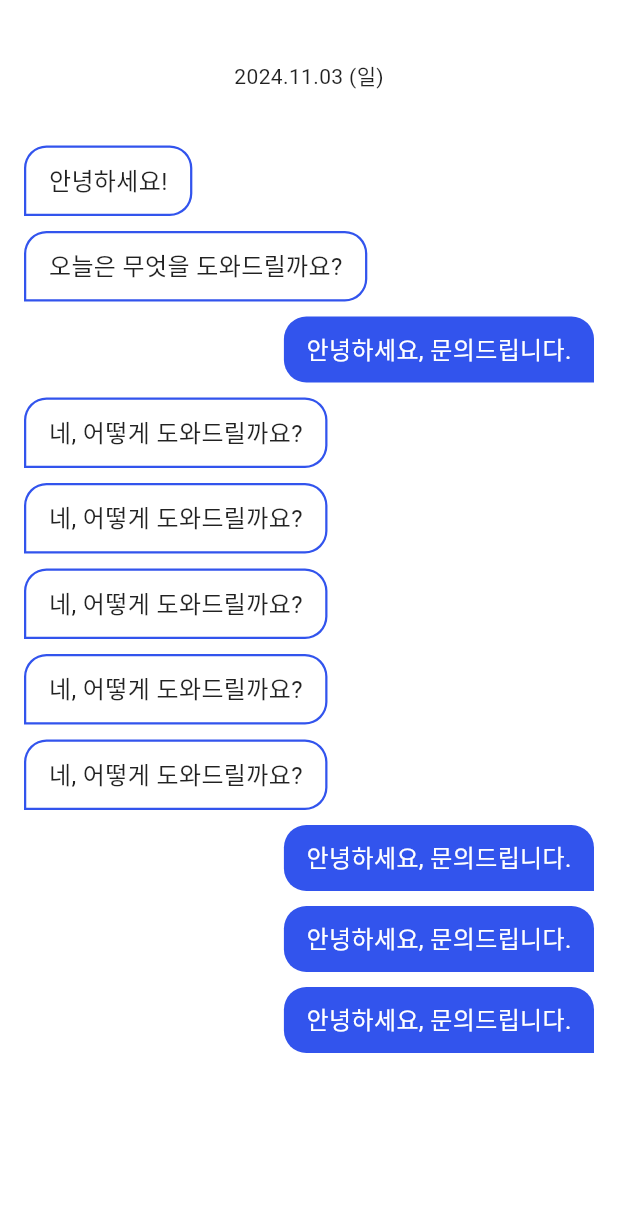
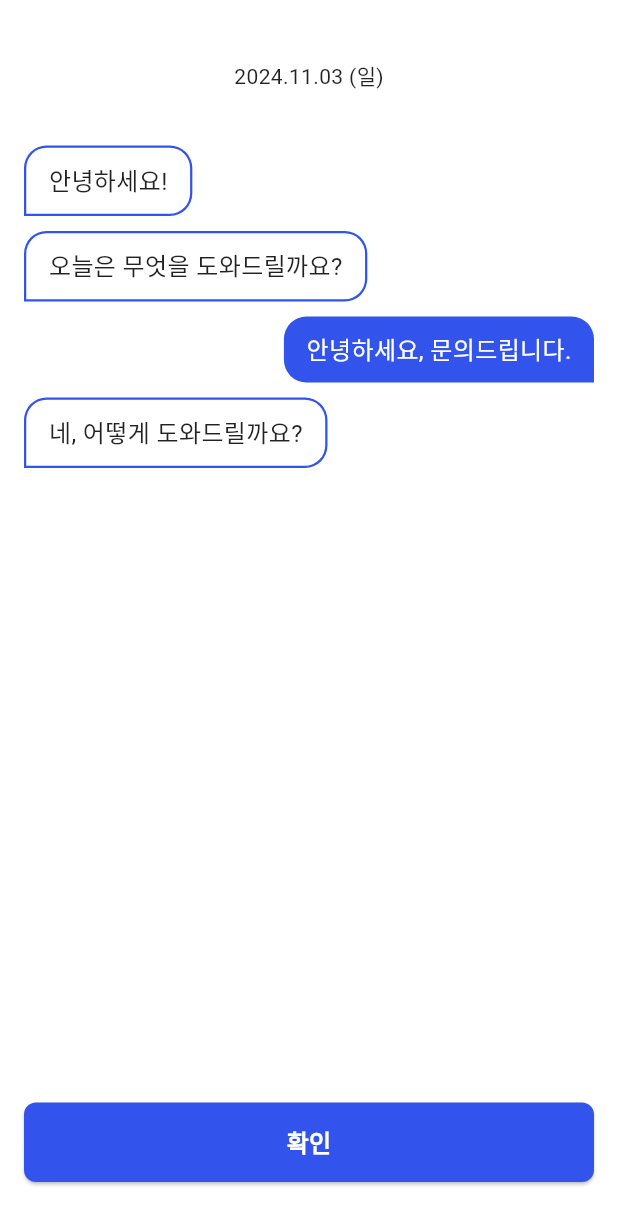
Before and after one commit to 2024-Uni-D/FE, a Flutter app: the ChattingToday screen opened directly, on a phone screen of 412 x 824 dp. Shown: the top 1225 px of the screen. Run offline on Flutter 3.47's test engine with Material 3 defaults, Android fonts, the phone set to English and light mode, and no system bars; our stand-ins replace flutter_svg, pie_chart, shared_preferences, table_calendar; accounts and stored records are empty.

Commit message:
Fix Connect

```diff
--- a/flutter_application_1/lib/screens/chattingToday.dart
+++ b/flutter_application_1/lib/screens/chattingToday.dart
@@ -1,6 +1,7 @@
 import 'package:flutter/material.dart';
 import 'package:intl/intl.dart';
 import 'package:intl/date_symbol_data_local.dart';
+import 'today_Diary.dart'; // DiaryScreen import 추가
 
 class ChattingToday extends StatefulWidget {
   @override
@@ -14,13 +15,7 @@ class _ChattingTodayState extends State<ChattingToday> {
     {"text": "오늘은 무엇을 도와드릴까요?", "isMine": false},
     {"text": "안녕하세요, 문의드립니다.", "isMine": true},
     {"text": "네, 어떻게 도와드릴까요?", "isMine": false},
-    {"text": "네, 어떻게 도와드릴까요?", "isMine": false},
-    {"text": "네, 어떻게 도와드릴까요?", "isMine": false},
-    {"text": "네, 어떻게 도와드릴까요?", "isMine": false},
-    {"text": "네, 어떻게 도와드릴까요?", "isMine": false},
-    {"text": "안녕하세요, 문의드립니다.", "isMine": true},
-    {"text": "안녕하세요, 문의드립니다.", "isMine": true},
-    {"text": "안녕하세요, 문의드립니다.", "isMine": true},
+    // 추가 메시지 생략
   ];
 
   // 오늘 날짜를 가져오는 함수
@@ -74,9 +69,7 @@ class _ChattingTodayState extends State<ChattingToday> {
                       ),
                       border: isMine
                           ? null
-                          : Border.all(
-                              color: Color(0xFF3254ED),
-                              width: 1.5), // 회색 말풍선 테두리 추가
+                          : Border.all(color: Color(0xFF3254ED), width: 1.5),
                     ),
                     child: Text(
                       message["text"],
@@ -90,7 +83,36 @@ class _ChattingTodayState extends State<ChattingToday> {
               },
             ),
           ),
-          SizedBox(height: 100), // 네비게이션 바가 들어갈 공간 확보
+          SizedBox(height: 20),
+          Padding(
+            padding:
+                const EdgeInsets.symmetric(horizontal: 16.0, vertical: 16.0),
+            child: ElevatedButton(
+              onPressed: () {
+                Navigator.push(
+                  context,
+                  MaterialPageRoute(builder: (context) => DiaryScreen()),
+                );
+              },
+              style: ElevatedButton.styleFrom(
+                backgroundColor: Color(0xFF3254ED), // 파란색 버튼
+                padding: EdgeInsets.symmetric(vertical: 15),
+                minimumSize: Size(double.infinity, 50),
+                shape: RoundedRectangleBorder(
+                  borderRadius: BorderRadius.circular(8),
+                ),
+              ),
+              child: Text(
+                '확인',
+                style: TextStyle(
+                  color: Colors.white,
+                  fontSize: 16,
+                  fontWeight: FontWeight.bold,
+                ),
+              ),
+            ),
+          ),
+          SizedBox(height: 20), // 여백 추가
         ],
       ),
     );
--- a/flutter_application_1/lib/screens/main_page.dart
+++ b/flutter_application_1/lib/screens/main_page.dart
@@ -6,6 +6,7 @@ import 'package:shared_preferences/shared_preferences.dart';
 import '../api/auth_api.dart';
 import '../screens/calendar_page.dart'; // MyDiaryScreen import 추가
 import '../screens/profile_page.dart'; // EmotionChart import 추가
+import '../screens/chattingToday.dart'; // EmotionChart import 추가
 
 void main() async {
   WidgetsFlutterBinding.ensureInitialized();
@@ -223,10 +224,20 @@ class _CustomBottomNavigationBarState extends State<CustomBottomNavigationBar> {
                   ),
                   SizedBox(height: 50),
                   Center(
-                    child: SvgPicture.asset(
-                      'assets/icon/speak_icon.svg',
-                      width: 150,
-                      height: 150,
+                    child: InkWell(
+                      onTap: () {
+                        Navigator.push(
+                          context,
+                          MaterialPageRoute(
+                              builder: (context) =>
+                                  ChattingToday()), // ChattingToday 페이지로 이동
+                        );
+                      },
+                      child: SvgPicture.asset(
+                        'assets/icon/speak_icon.svg',
+                        width: 150,
+                        height: 150,
+                      ),
                     ),
                   ),
                 ],
```
